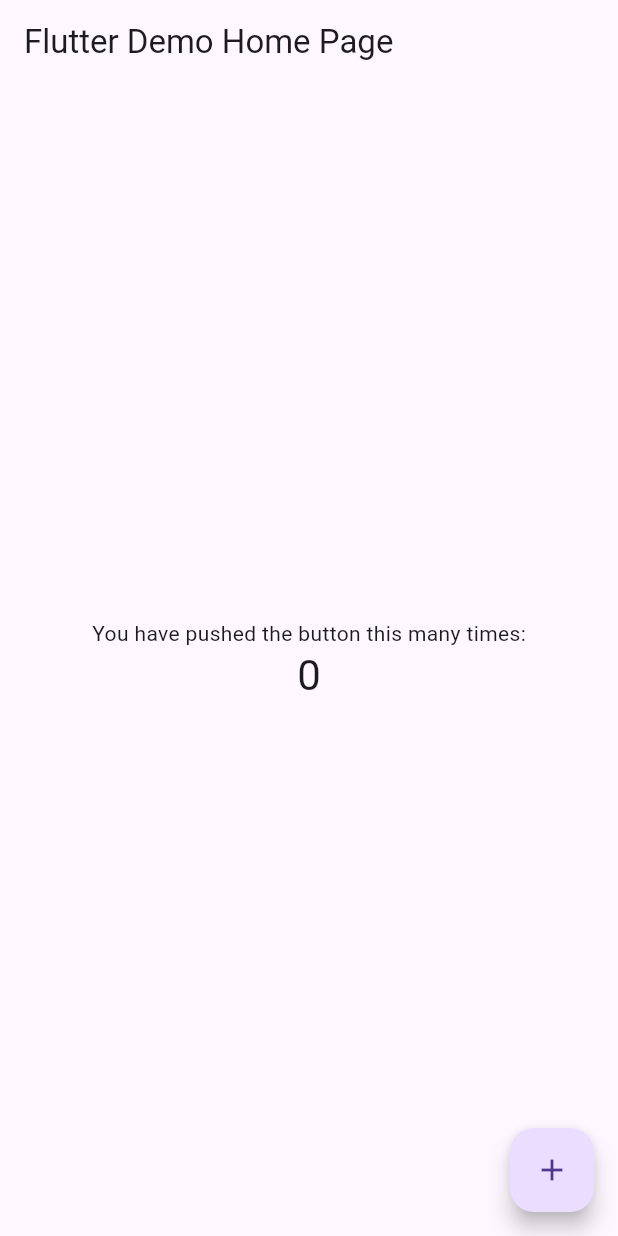
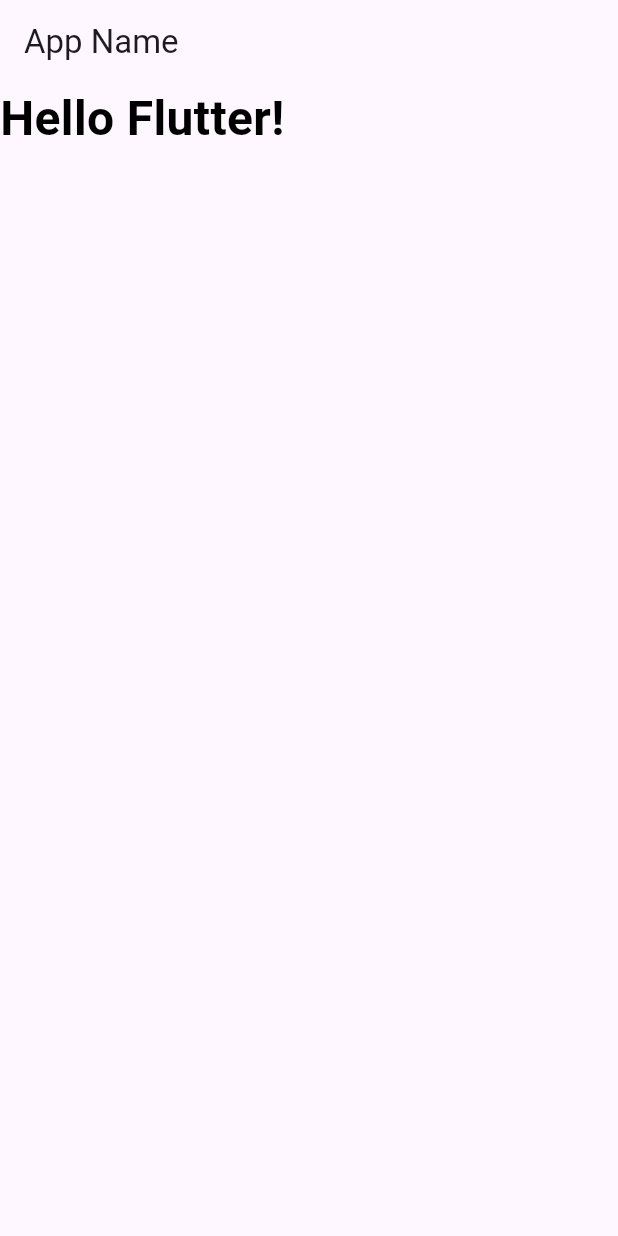
Before and after one commit to f24ba017/RepositoryForVSCode, a Flutter app: the screen it shows after launch, on a phone screen of 412 x 824 dp. Run offline on Flutter 3.47's test engine with Material 3 defaults, Android fonts, the phone set to English and light mode, and no system bars.

Commit message:
2-7 書き換え

```diff
--- a/flutter_app/lib/main.dart
+++ b/flutter_app/lib/main.dart
@@ -1,65 +1,44 @@
 import 'package:flutter/material.dart';
 
 void main() {
-  runApp(const MyApp());
+  runApp(MyApp());
 }
-
 class MyApp extends StatelessWidget {
-  const MyApp({Key? key}) : super(key: key);
 
   @override
   Widget build(BuildContext context) {
     return MaterialApp(
-      title: 'Flutter Demo',
+      title: 'Generated App',
       theme: ThemeData(
         primarySwatch: Colors.blue,
+        primaryColor: const Color(0xff2196f3),
+        canvasColor: const Color(0xffafafa),
       ),
-      home: const MyHomePage(title: 'Flutter Demo Home Page'),
+      home: MyHomePage(),
     );
   }
 }
 
 class MyHomePage extends StatefulWidget {
-  const MyHomePage({Key? key, required this.title}) : super(key: key);
-  final String title;
-
+  MyHomePage({Key? key}) : super(key: key);
   @override
-  State<MyHomePage> createState() => _MyHomePageState();
+  _MyHomePageState createState() => _MyHomePageState();
 }
 
 class _MyHomePageState extends State<MyHomePage> {
-  int _counter = 0;
-
-  void _incrementCounter() {
-    setState(() {
-      _counter++;
-    });
-  }
-
     @override
     Widget build(BuildContext context) {
       return Scaffold(
         appBar: AppBar(
-        title: Text(widget.title),
+          title: Text('App Name'),
           ),
-      body: Center(
-        child: Column(
-          mainAxisAlignment: MainAxisAlignment.center,
-          children: <Widget>[
-            const Text(
-              'You have pushed the button this many times:',
-            ),
+        body:
           Text(
-              '$_counter',
-              style: Theme.of(context).textTheme.headline4,
-            ),
-          ],
-        ),
-      ),
-      floatingActionButton: FloatingActionButton(
-        onPressed: _incrementCounter,
-        tooltip: 'Increment',
-        child: const Icon(Icons.add),
+          "Hello Flutter!",
+            style: TextStyle(fontSize:32.0,
+            color: const Color(0xff000000),
+            fontWeight: FontWeight.w700,
+            fontFamily: "Roboto"),
           ),
       );
     }
```
Lines whose indentation alone changed are shown as unchanged.
